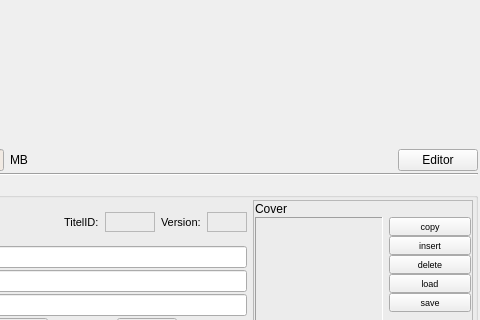
First picture: the form in src/editor/edit.ui, repository pfedick/winmusik, before the edit; both pictures show x 454 to 934 and y 183 to 503 of the 934 by 699 pixel window.
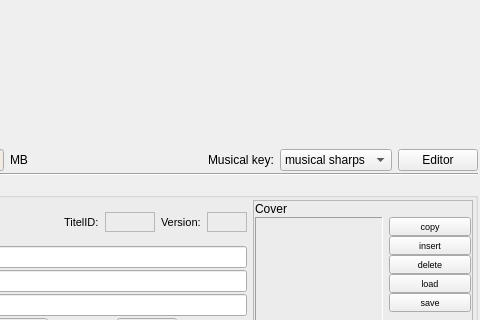
Second picture: the form after the edit. Icons and pictures are not drawn. Custom widgets are drawn as their Qt base class.

Commit message: Darstellung des Musical Key kann jetzt im Editor, im Suchergebnis und in der Playlist on the fly temporär geändert werden

Patch:
```diff
--- a/src/editor/edit.ui
+++ b/src/editor/edit.ui
@@ -589,6 +589,32 @@
        </property>
       </spacer>
      </item>
+     <item>
+      <widget class="QLabel" name="label_23">
+       <property name="text">
+        <string>Musical key:</string>
+       </property>
+      </widget>
+     </item>
+     <item>
+      <widget class="QComboBox" name="displayMusicKey">
+       <item>
+        <property name="text">
+         <string>musical sharps</string>
+        </property>
+       </item>
+       <item>
+        <property name="text">
+         <string>open key</string>
+        </property>
+       </item>
+       <item>
+        <property name="text">
+         <string>custom format</string>
+        </property>
+       </item>
+      </widget>
+     </item>
      <item>
       <widget class="QPushButton" name="hideEditor">
        <property name="text">
```
The commit also changes 8 other files.
